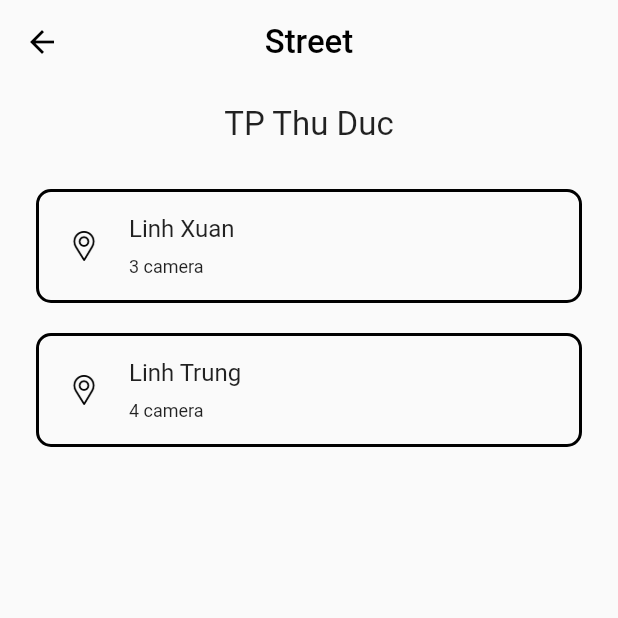
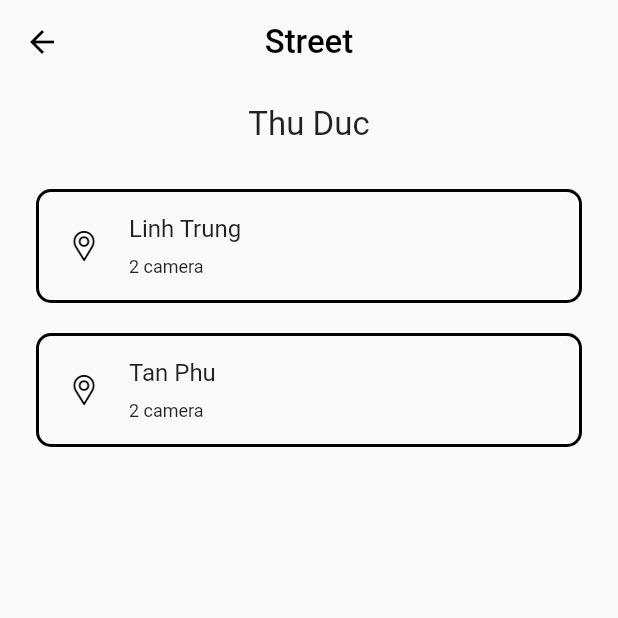
Before and after one commit to ManhHoDinh/traffic_solution_dsc, a Flutter app: the MainStreetScreen screen opened directly, after a tap on "Thu Duc", on a phone screen of 412 x 824 dp, the top half of it. Run offline on Flutter 3.47's test engine with Material 2 defaults, Android fonts, the light colour scheme and no system bars; our stand-ins replace bloc, connectivity_plus, dio, email_validator, equatable, firebase_auth and 11 more; missing offline and left inert: custom_map_markers, custom_marker, dart:ffi, flow_builder, label_marker, place_picker; accounts and stored records are empty; generated files the repository leaves out were written again; network calls fail.

Commit message:
read data json and load it into main_street screen and sub_street screen

```diff
--- a/lib/presentation/screens/homeAdmin/homeAdminScreen.dart
+++ b/lib/presentation/screens/homeAdmin/homeAdminScreen.dart
@@ -1,5 +1,4 @@
 import 'package:flutter/material.dart';
-// import 'package:traffic_solution_dsc/assets/app_resources.dart';
 import 'package:traffic_solution_dsc/core/helper/app_resources.dart';
 import 'package:traffic_solution_dsc/presentation/screens/streetAdmin/main_street.dart';
 
--- /dev/null
+++ b/lib/presentation/screens/streetAdmin/bloc/bloc_district/district_bloc.dart
@@ -0,0 +1,24 @@
+import 'package:bloc/bloc.dart';
+import 'package:meta/meta.dart';
+import 'package:traffic_solution_dsc/presentation/screens/streetAdmin/model/district.dart';
+import 'package:traffic_solution_dsc/presentation/screens/streetAdmin/repository/district_repository.dart';
+
+part 'district_event.dart';
+part 'district_state.dart';
+
+class DistrictBloc extends Bloc<DistrictEvent, DistrictState> {
+  final DistrictRepository repo;
+  late List<District> data;
+  DistrictBloc(this.repo) : super(DistrictInitialState()) {
+    on<FetchDataEvent>((event, emit) async {
+      data = await repo.fetchDetails();
+      emit.call(DistrictLoadingState());
+
+      try {
+        emit.call(DistrictLoadedState(districts: data));
+      } catch (e) {
+        emit.call(DistrictErrorState(message: e.toString()));
+      }
+    });
+  }
+}
--- /dev/null
+++ b/lib/presentation/screens/streetAdmin/bloc/bloc_district/district_event.dart
@@ -0,0 +1,6 @@
+part of 'district_bloc.dart';
+
+@immutable
+sealed class DistrictEvent {}
+
+class FetchDataEvent extends DistrictEvent {}
--- /dev/null
+++ b/lib/presentation/screens/streetAdmin/bloc/bloc_district/district_state.dart
@@ -0,0 +1,18 @@
+part of 'district_bloc.dart';
+
+@immutable
+sealed class DistrictState {}
+
+class DistrictInitialState extends DistrictState {}
+
+class DistrictLoadingState extends DistrictState {}
+
+class DistrictLoadedState extends DistrictState {
+  List<District>? districts;
+  DistrictLoadedState({required this.districts});
+}
+
+class DistrictErrorState extends DistrictState {
+  String? message;
+  DistrictErrorState({required this.message});
+}
--- /dev/null
+++ b/lib/presentation/screens/streetAdmin/bloc/bloc_ward/ward_bloc.dart
@@ -0,0 +1,24 @@
+import 'package:bloc/bloc.dart';
+import 'package:meta/meta.dart';
+import 'package:traffic_solution_dsc/presentation/screens/streetAdmin/model/ward.dart';
+import 'package:traffic_solution_dsc/presentation/screens/streetAdmin/repository/ward_repository.dart';
+
+part 'ward_event.dart';
+part 'ward_state.dart';
+
+class WardBloc extends Bloc<WardEvent, WardState> {
+  final WardRepository repo;
+  late List<Ward> data;
+  WardBloc(this.repo) : super(WardInitialState()) {
+    on<FetchDataEvent>((event, emit) async {
+      data = await repo.fetchDetails();
+      emit.call(WardLoadingState());
+
+      try {
+        emit.call(WardLoadedState(wards: data));
+      } catch (e) {
+        emit.call(WardErrorState(message: e.toString()));
+      }
+    });
+  }
+}
--- /dev/null
+++ b/lib/presentation/screens/streetAdmin/bloc/bloc_ward/ward_event.dart
@@ -0,0 +1,6 @@
+part of 'ward_bloc.dart';
+
+@immutable
+sealed class WardEvent {}
+
+class FetchDataEvent extends WardEvent {}
--- /dev/null
+++ b/lib/presentation/screens/streetAdmin/bloc/bloc_ward/ward_state.dart
@@ -0,0 +1,18 @@
+part of 'ward_bloc.dart';
+
+@immutable
+sealed class WardState {}
+
+class WardInitialState extends WardState {}
+
+class WardLoadingState extends WardState {}
+
+class WardLoadedState extends WardState {
+  List<Ward>? wards;
+  WardLoadedState({required this.wards});
+}
+
+class WardErrorState extends WardState {
+  String? message;
+  WardErrorState({required this.message});
+}
--- a/lib/presentation/screens/streetAdmin/main_street.dart
+++ b/lib/presentation/screens/streetAdmin/main_street.dart
@@ -1,6 +1,10 @@
 import 'package:flutter/material.dart';
+import 'package:flutter_bloc/flutter_bloc.dart';
 import 'package:traffic_solution_dsc/core/helper/app_resources.dart';
 import 'package:traffic_solution_dsc/presentation/screens/streetAdmin/sub_street.dart';
+
+import 'bloc/bloc_district/district_bloc.dart';
+import 'repository/district_repository.dart';
 
 class MainStreetScreen extends StatefulWidget {
   const MainStreetScreen({super.key});
@@ -12,7 +16,9 @@ class MainStreetScreen extends StatefulWidget {
 class _MainStreetScreenState extends State<MainStreetScreen> {
   @override
   Widget build(BuildContext context) {
-    return Scaffold(
+    return BlocProvider<DistrictBloc>(
+      create: (_) => DistrictBloc(DistrictRepository())..add(FetchDataEvent()),
+      child: Scaffold(
         appBar: AppBar(
           backgroundColor: Colors.transparent,
           foregroundColor: Colors.black,
@@ -24,20 +30,46 @@ class _MainStreetScreenState extends State<MainStreetScreen> {
           child: Padding(
             padding: const EdgeInsets.symmetric(vertical: 14, horizontal: 24),
             child: Column(
-            children: const [
+              children: [
                 Center(
-                child: Text('TP. Ho Chi Minh', style: TextStyle(fontSize: 22)),
+                  child:
+                      Text('TP. Ho Chi Minh', style: TextStyle(fontSize: 22)),
                 ),
                 SizedBox(height: 30),
-              ItemContainer(
-                title: 'Thu Duc',
-                quantityCamera: 2,
+
+                BlocBuilder<DistrictBloc, DistrictState>(
+                  builder: (context, state) {
+                    print(state);
+                    if (state is DistrictLoadingState) {
+                      return CircularProgressIndicator();
+                    } else if (state is DistrictLoadedState) {
+                      return Column(
+                        children: state.districts!.map((district) {
+                          return ItemContainer(
+                            title: district.districtName ?? '',
+                            quantityCamera:
+                                2, // Update this as per your requirement
+                          );
+                        }).toList(),
+                      );
+                    } else if (state is DistrictErrorState) {
+                      return Text('Error: ${state.message}');
+                    }
+                    return Container(
+                        width: 100, height: 100, color: Colors.orange);
+                  },
                 ),
-              ItemContainer(
-                title: 'Quan 1',
-                quantityCamera: 15,
+
+                // ItemContainer(
+                //   title: 'Thu Duc',
+                //   quantityCamera: 2,
+                // ),
+                // ItemContainer(
+                //   title: 'Quan 1',
+                //   quantityCamera: 15,
+                // ),
+              ],
             ),
-            ],
           ),
         ),
       ),
@@ -63,7 +95,7 @@ class ItemContainer extends StatelessWidget {
           Navigator.push(
             context,
             MaterialPageRoute(
-              builder: (_) => SubStreetScreen(),
+              builder: (_) => SubStreetScreen(districtTitle: title),
             ),
           );
         },
--- a/lib/presentation/screens/streetAdmin/management_street.dart
+++ b/lib/presentation/screens/streetAdmin/management_street.dart
@@ -2,8 +2,8 @@ import 'package:flutter/material.dart';
 import 'package:traffic_solution_dsc/core/helper/app_resources.dart';
 
 class ManagementStreetScreen extends StatefulWidget {
-  const ManagementStreetScreen({super.key});
-
+  const ManagementStreetScreen({super.key, required this.wardTitle});
+  final String wardTitle;
   @override
   State<ManagementStreetScreen> createState() => _ManagementStreetScreenState();
 }
@@ -24,7 +24,9 @@ class _ManagementStreetScreenState extends State<ManagementStreetScreen> {
           padding: const EdgeInsets.symmetric(vertical: 14, horizontal: 24),
           child: Column(
             children: [
-              Center(child: Text('Linh Trung', style: TextStyle(fontSize: 22))),
+              Center(
+                  child:
+                      Text(widget.wardTitle, style: TextStyle(fontSize: 22))),
               SizedBox(height: 30),
               // search bar
               Container(
--- /dev/null
+++ b/lib/presentation/screens/streetAdmin/model/district.dart
@@ -0,0 +1,18 @@
+class District {
+  String? districtId;
+  String? districtName;
+
+  District({this.districtId, this.districtName});
+
+  District.fromJson(Map<String, dynamic> json) {
+    districtId = json['DISTRICT_ID'];
+    districtName = json['DISTRICT_NAME'];
+  }
+
+  Map<String, dynamic> toJson() {
+    final Map<String, dynamic> data = <String, dynamic>{};
+    data['DISTRICT_ID'] = districtId;
+    data['DISTRICT_NAME'] = districtName;
+    return data;
+  }
+}
--- /dev/null
+++ b/lib/presentation/screens/streetAdmin/model/ward.dart
@@ -0,0 +1,21 @@
+class Ward {
+  String? wardId;
+  String? wardName;
+  String? districtId;
+
+  Ward({this.wardId, this.wardName, this.districtId});
+
+  Ward.fromJson(Map<String, dynamic> json) {
+    wardId = json['WARD_ID'];
+    wardName = json['WARD_NAME'];
+    districtId = json['DISTRICT_ID'];
+  }
+
+  Map<String, dynamic> toJson() {
+    final Map<String, dynamic> data = <String, dynamic>{};
+    data['WARD_ID'] = wardId;
+    data['WARD_NAME'] = wardName;
+    data['DISTRICT_ID'] = districtId;
+    return data;
+  }
+}
--- /dev/null
+++ b/lib/presentation/screens/streetAdmin/repository/district_repository.dart
@@ -0,0 +1,21 @@
+import 'dart:convert';
+
+import 'package:flutter/services.dart' show rootBundle;
+import 'package:traffic_solution_dsc/presentation/screens/streetAdmin/model/district.dart';
+
+abstract class DistrictRepo {
+  Future<List<District>> fetchDetails();
+}
+
+class DistrictRepository extends DistrictRepo {
+  @override
+  Future<List<District>> fetchDetails() async {
+    String jsonString = await rootBundle.loadString('assets/smartcity.json');
+    final jsonData = jsonDecode(jsonString);
+    List<District> districts = [];
+    for (var item in jsonData['DISTRICT']) {
+      districts.add(District.fromJson(item));
+    }
+    return districts;
+  }
+}
--- /dev/null
+++ b/lib/presentation/screens/streetAdmin/repository/ward_repository.dart
@@ -0,0 +1,22 @@
+import 'dart:convert';
+
+import 'package:flutter/services.dart' show rootBundle;
+
+import '../model/ward.dart';
+
+abstract class WardRepo {
+  Future<List<Ward>> fetchDetails();
+}
+
+class WardRepository extends WardRepo {
+  @override
+  Future<List<Ward>> fetchDetails() async {
+    String jsonString = await rootBundle.loadString('assets/smartcity.json');
+    final jsonData = jsonDecode(jsonString);
+    List<Ward> wards = [];
+    for (var item in jsonData['WARD']) {
+      wards.add(Ward.fromJson(item));
+    }
+    return wards;
+  }
+}
--- a/lib/presentation/screens/streetAdmin/sub_street.dart
+++ b/lib/presentation/screens/streetAdmin/sub_street.dart
@@ -1,11 +1,14 @@
 import 'package:flutter/material.dart';
-import 'package:flutter/widgets.dart';
+import 'package:flutter_bloc/flutter_bloc.dart';
 import 'package:traffic_solution_dsc/core/helper/app_resources.dart';
+import 'package:traffic_solution_dsc/presentation/screens/streetAdmin/bloc/bloc_ward/ward_bloc.dart';
 import 'package:traffic_solution_dsc/presentation/screens/streetAdmin/management_street.dart';
 
+import 'repository/ward_repository.dart';
+
 class SubStreetScreen extends StatefulWidget {
-  const SubStreetScreen({super.key});
-
+  const SubStreetScreen({super.key, required this.districtTitle});
+  final String districtTitle;
   @override
   State<SubStreetScreen> createState() => _SubStreetScreenState();
 }
@@ -13,7 +16,9 @@ class SubStreetScreen extends StatefulWidget {
 class _SubStreetScreenState extends State<SubStreetScreen> {
   @override
   Widget build(BuildContext context) {
-    return Scaffold(
+    return BlocProvider(
+      create: (context) => WardBloc(WardRepository())..add(FetchDataEvent()),
+      child: Scaffold(
         appBar: AppBar(
           backgroundColor: Colors.transparent,
           foregroundColor: Colors.black,
@@ -24,20 +29,46 @@ class _SubStreetScreenState extends State<SubStreetScreen> {
         body: SafeArea(
           child: Padding(
             padding: const EdgeInsets.symmetric(vertical: 14, horizontal: 24),
-          child: Column(children: const [
+            child: Column(
+              children: [
                 Center(
-              child: Text('TP Thu Duc', style: TextStyle(fontSize: 22)),
+                  child: Text(widget.districtTitle,
+                      style: TextStyle(fontSize: 22)),
                 ),
                 SizedBox(height: 30),
-            ItemContainer(
-              title: 'Linh Xuan',
-              quantityCamera: 3,
+
+                BlocBuilder<WardBloc, WardState>(
+                  builder: (context, state) {
+                    if (state is WardLoadingState) {
+                      return CircularProgressIndicator();
+                    } else if (state is WardLoadedState) {
+                      return Column(
+                        children: state.wards!.map((ward) {
+                          return ItemContainer(
+                            title: ward.wardName ?? '',
+                            quantityCamera:
+                                2, // Update this as per your requirement
+                          );
+                        }).toList(),
+                      );
+                    } else if (state is WardErrorState) {
+                      return Text('Error: ${state.message}');
+                    }
+                    return Container(
+                        width: 100, height: 100, color: Colors.orange);
+                  },
                 ),
-            ItemContainer(
-              title: 'Linh Trung',
-              quantityCamera: 4,
-            )
-          ]),
+                // ItemContainer(
+                //   title: 'Linh Xuan',
+                //   quantityCamera: 3,
+                // ),
+                // ItemContainer(
+                //   title: 'Linh Trung',
+                //   quantityCamera: 4,
+                // )
+              ],
+            ),
+          ),
         ),
       ),
     );
@@ -63,7 +94,7 @@ class ItemContainer extends StatelessWidget {
           Navigator.push(
             context,
             MaterialPageRoute(
-              builder: (_) => ManagementStreetScreen(),
+              builder: (_) => ManagementStreetScreen(wardTitle: title),
             ),
           );
         },
--- a/pubspec.yaml
+++ b/pubspec.yaml
@@ -96,6 +96,7 @@ flutter:
     - assets/images/
     - assets/
     - assets/icons/
+    - assets/smartcity.json
 #   - images/a_dot_burr.jpeg
 #   - images/a_dot_ham.jpeg
 
```
Lines whose indentation alone changed are shown as unchanged.
